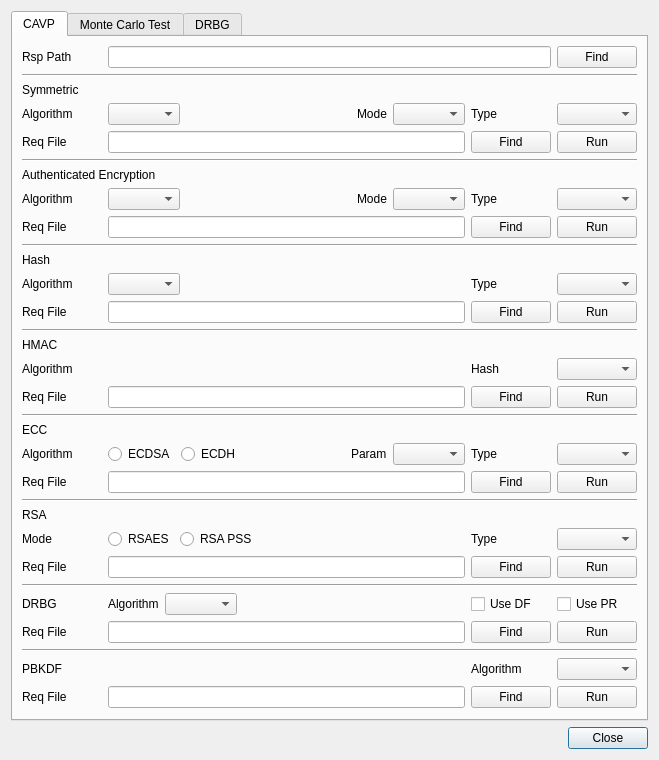
jykim74/BerEditor, file BerEditor/cavp_dlg.ui: the form before one commit.
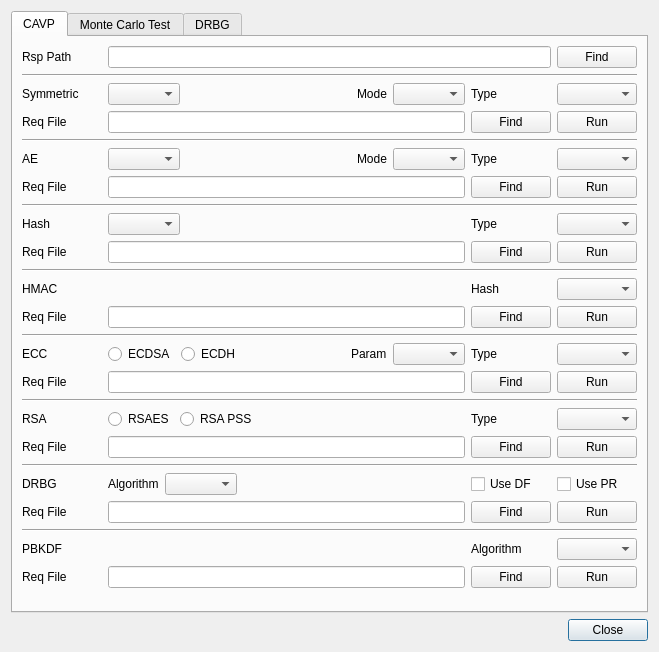
The form after the commit. The open tabs and pages were chosen to show the change.

Commit message: CAVP 창 UI 개선

```diff
--- a/BerEditor/cavp_dlg.ui
+++ b/BerEditor/cavp_dlg.ui
@@ -7,7 +7,7 @@
     <x>0</x>
     <y>0</y>
     <width>659</width>
-    <height>760</height>
+    <height>652</height>
    </rect>
   </property>
   <property name="windowTitle">
@@ -19,13 +19,6 @@
      <property name="topMargin">
       <number>0</number>
      </property>
-     <item row="0" column="1">
-      <widget class="QPushButton" name="mCloseBtn">
-       <property name="text">
-        <string>Close</string>
-       </property>
-      </widget>
-     </item>
      <item row="0" column="0">
       <spacer name="horizontalSpacer_7">
        <property name="orientation">
@@ -39,12 +32,19 @@
        </property>
       </spacer>
      </item>
+     <item row="0" column="1">
+      <widget class="QPushButton" name="mCloseBtn">
+       <property name="text">
+        <string>Close</string>
+       </property>
+      </widget>
+     </item>
     </layout>
    </item>
    <item row="0" column="0">
     <widget class="QTabWidget" name="tabWidget">
      <property name="currentIndex">
-      <number>1</number>
+      <number>0</number>
      </property>
      <widget class="QWidget" name="tab">
       <attribute name="title">
@@ -88,13 +88,6 @@
          </property>
         </widget>
        </item>
-       <item>
-        <widget class="QLabel" name="label">
-         <property name="text">
-          <string>Symmetric</string>
-         </property>
-        </widget>
-       </item>
        <item>
         <layout class="QGridLayout" name="gridLayout_3">
          <item row="0" column="5">
@@ -110,19 +103,6 @@
            </property>
           </widget>
          </item>
-         <item row="0" column="0">
-          <widget class="QLabel" name="label_2">
-           <property name="minimumSize">
-            <size>
-             <width>80</width>
-             <height>0</height>
-            </size>
-           </property>
-           <property name="text">
-            <string>Algorithm</string>
-           </property>
-          </widget>
-         </item>
          <item row="1" column="5">
           <widget class="QPushButton" name="mSymFindBtn">
            <property name="text">
@@ -183,6 +163,19 @@
            </property>
           </spacer>
          </item>
+         <item row="0" column="0">
+          <widget class="QLabel" name="label">
+           <property name="minimumSize">
+            <size>
+             <width>80</width>
+             <height>0</height>
+            </size>
+           </property>
+           <property name="text">
+            <string>Symmetric</string>
+           </property>
+          </widget>
+         </item>
         </layout>
        </item>
        <item>
@@ -192,13 +185,6 @@
          </property>
         </widget>
        </item>
-       <item>
-        <widget class="QLabel" name="label_44">
-         <property name="text">
-          <string>Authenticated Encryption</string>
-         </property>
-        </widget>
-       </item>
        <item>
         <layout class="QGridLayout" name="gridLayout_2">
          <item row="0" column="6">
@@ -261,25 +247,25 @@
            </property>
           </widget>
          </item>
-         <item row="0" column="0">
-          <widget class="QLabel" name="label_45">
-           <property name="minimumSize">
-            <size>
-             <width>80</width>
-             <height>0</height>
-            </size>
-           </property>
-           <property name="text">
-            <string>Algorithm</string>
-           </property>
-          </widget>
-         </item>
          <item row="0" column="4">
           <widget class="QComboBox" name="mAEModeCombo"/>
          </item>
          <item row="1" column="1" colspan="4">
           <widget class="QLineEdit" name="mAEReqFileText"/>
          </item>
+         <item row="0" column="0">
+          <widget class="QLabel" name="label_44">
+           <property name="minimumSize">
+            <size>
+             <width>80</width>
+             <height>0</height>
+            </size>
+           </property>
+           <property name="text">
+            <string>AE</string>
+           </property>
+          </widget>
+         </item>
         </layout>
        </item>
        <item>
@@ -289,67 +275,8 @@
          </property>
         </widget>
        </item>
-       <item>
-        <widget class="QLabel" name="label_6">
-         <property name="text">
-          <string>Hash</string>
-         </property>
-        </widget>
-       </item>
        <item>
         <layout class="QGridLayout" name="gridLayout_4">
-         <item row="0" column="4">
-          <widget class="QComboBox" name="mHashTypeCombo"/>
-         </item>
-         <item row="0" column="0">
-          <widget class="QLabel" name="label_7">
-           <property name="minimumSize">
-            <size>
-             <width>80</width>
-             <height>0</height>
-            </size>
-           </property>
-           <property name="text">
-            <string>Algorithm</string>
-           </property>
-          </widget>
-         </item>
-         <item row="0" column="3">
-          <widget class="QLabel" name="label_8">
-           <property name="minimumSize">
-            <size>
-             <width>80</width>
-             <height>0</height>
-            </size>
-           </property>
-           <property name="text">
-            <string>Type</string>
-           </property>
-          </widget>
-         </item>
-         <item row="0" column="1">
-          <widget class="QComboBox" name="mHashAlgCombo"/>
-         </item>
-         <item row="0" column="2">
-          <spacer name="horizontalSpacer_2">
-           <property name="orientation">
-            <enum>Qt::Horizontal</enum>
-           </property>
-           <property name="sizeHint" stdset="0">
-            <size>
-             <width>40</width>
-             <height>20</height>
-            </size>
-           </property>
-          </spacer>
-         </item>
-         <item row="1" column="0">
-          <widget class="QLabel" name="label_9">
-           <property name="text">
-            <string>Req File</string>
-           </property>
-          </widget>
-         </item>
          <item row="1" column="3">
           <widget class="QPushButton" name="mHashFindBtn">
            <property name="text">
@@ -357,6 +284,16 @@
            </property>
           </widget>
          </item>
+         <item row="1" column="0">
+          <widget class="QLabel" name="label_9">
+           <property name="text">
+            <string>Req File</string>
+           </property>
+          </widget>
+         </item>
+         <item row="0" column="1">
+          <widget class="QComboBox" name="mHashAlgCombo"/>
+         </item>
          <item row="1" column="4">
           <widget class="QPushButton" name="mHashRunBtn">
            <property name="text">
@@ -364,9 +301,51 @@
            </property>
           </widget>
          </item>
+         <item row="0" column="4">
+          <widget class="QComboBox" name="mHashTypeCombo"/>
+         </item>
          <item row="1" column="1" colspan="2">
           <widget class="QLineEdit" name="mHashReqFileText"/>
          </item>
+         <item row="0" column="2">
+          <spacer name="horizontalSpacer_2">
+           <property name="orientation">
+            <enum>Qt::Horizontal</enum>
+           </property>
+           <property name="sizeHint" stdset="0">
+            <size>
+             <width>40</width>
+             <height>20</height>
+            </size>
+           </property>
+          </spacer>
+         </item>
+         <item row="0" column="3">
+          <widget class="QLabel" name="label_8">
+           <property name="minimumSize">
+            <size>
+             <width>80</width>
+             <height>0</height>
+            </size>
+           </property>
+           <property name="text">
+            <string>Type</string>
+           </property>
+          </widget>
+         </item>
+         <item row="0" column="0">
+          <widget class="QLabel" name="label_6">
+           <property name="minimumSize">
+            <size>
+             <width>80</width>
+             <height>0</height>
+            </size>
+           </property>
+           <property name="text">
+            <string>Hash</string>
+           </property>
+          </widget>
+         </item>
         </layout>
        </item>
        <item>
@@ -376,28 +355,8 @@
          </property>
         </widget>
        </item>
-       <item>
-        <widget class="QLabel" name="label_10">
-         <property name="text">
-          <string>HMAC</string>
-         </property>
-        </widget>
-       </item>
        <item>
         <layout class="QGridLayout" name="gridLayout_5">
-         <item row="0" column="0">
-          <widget class="QLabel" name="label_11">
-           <property name="minimumSize">
-            <size>
-             <width>80</width>
-             <height>0</height>
-            </size>
-           </property>
-           <property name="text">
-            <string>Algorithm</string>
-           </property>
-          </widget>
-         </item>
          <item row="0" column="3">
           <widget class="QComboBox" name="mHMACHashCombo"/>
          </item>
@@ -451,6 +410,19 @@
            </property>
           </widget>
          </item>
+         <item row="0" column="0">
+          <widget class="QLabel" name="label_10">
+           <property name="minimumSize">
+            <size>
+             <width>80</width>
+             <height>0</height>
+            </size>
+           </property>
+           <property name="text">
+            <string>HMAC</string>
+           </property>
+          </widget>
+         </item>
         </layout>
        </item>
        <item>
@@ -460,28 +432,8 @@
          </property>
         </widget>
        </item>
-       <item>
-        <widget class="QLabel" name="label_14">
-         <property name="text">
-          <string>ECC</string>
-         </property>
-        </widget>
-       </item>
        <item>
         <layout class="QGridLayout" name="gridLayout_6">
-         <item row="0" column="0">
-          <widget class="QLabel" name="label_15">
-           <property name="minimumSize">
-            <size>
-             <width>80</width>
-             <height>0</height>
-            </size>
-           </property>
-           <property name="text">
-            <string>Algorithm</string>
-           </property>
-          </widget>
-         </item>
          <item row="0" column="2">
           <widget class="QRadioButton" name="mECC_ECDHRadio">
            <property name="text">
@@ -559,6 +511,19 @@
          <item row="1" column="1" colspan="5">
           <widget class="QLineEdit" name="mECCReqFileText"/>
          </item>
+         <item row="0" column="0">
+          <widget class="QLabel" name="label_14">
+           <property name="minimumSize">
+            <size>
+             <width>80</width>
+             <height>0</height>
+            </size>
+           </property>
+           <property name="text">
+            <string>ECC</string>
+           </property>
+          </widget>
+         </item>
         </layout>
        </item>
        <item>
@@ -568,31 +533,11 @@
          </property>
         </widget>
        </item>
-       <item>
-        <widget class="QLabel" name="label_18">
-         <property name="text">
-          <string>RSA</string>
-         </property>
-        </widget>
-       </item>
        <item>
         <layout class="QGridLayout" name="gridLayout_7">
          <item row="0" column="6">
           <widget class="QComboBox" name="mRSATypeCombo"/>
          </item>
-         <item row="0" column="0">
-          <widget class="QLabel" name="label_19">
-           <property name="minimumSize">
-            <size>
-             <width>80</width>
-             <height>0</height>
-            </size>
-           </property>
-           <property name="text">
-            <string>Mode</string>
-           </property>
-          </widget>
-         </item>
          <item row="0" column="2">
           <widget class="QRadioButton" name="mRSA_PSSRadio">
            <property name="text">
@@ -657,6 +602,19 @@
            </property>
           </widget>
          </item>
+         <item row="0" column="0">
+          <widget class="QLabel" name="label_18">
+           <property name="minimumSize">
+            <size>
+             <width>80</width>
+             <height>0</height>
+            </size>
+           </property>
+           <property name="text">
+            <string>RSA</string>
+           </property>
+          </widget>
+         </item>
         </layout>
        </item>
        <item>
@@ -751,6 +709,12 @@
          </item>
          <item row="0" column="0">
           <widget class="QLabel" name="label_50">
+           <property name="minimumSize">
+            <size>
+             <width>80</width>
+             <height>0</height>
+            </size>
+           </property>
            <property name="text">
             <string>DRBG</string>
            </property>
```
